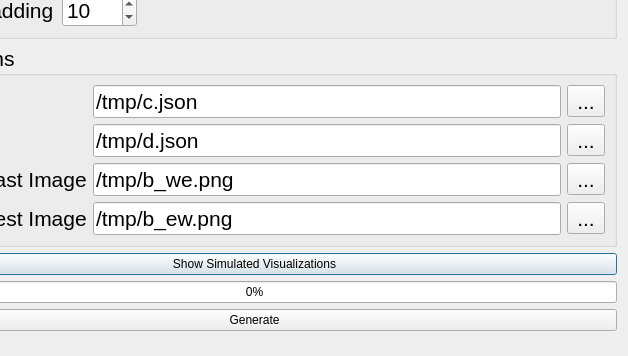
iatkin/airgap_vis, file airgap_vis/airgap_vis_dialog_base.ui: the form before one commit; both pictures show x 119 to 747 and y 410 to 766 of the 747 by 766 pixel window.
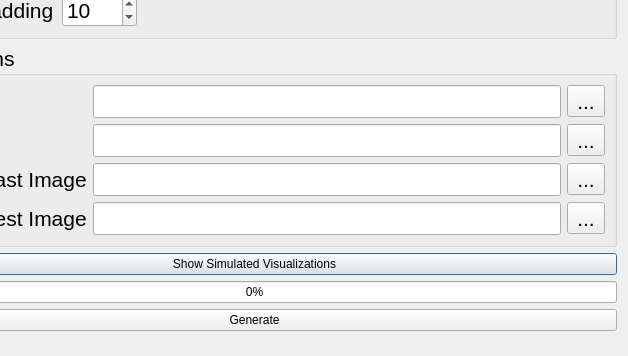
The form after the commit.

Commit message: Removed demo paths from main plugin window

Diff of the .ui file:
```diff
--- a/airgap_vis/airgap_vis_dialog_base.ui
+++ b/airgap_vis/airgap_vis_dialog_base.ui
@@ -306,7 +306,7 @@
           <item>
            <widget class="QLineEdit" name="contourLineEdit">
             <property name="text">
-             <string>/tmp/c.json</string>
+             <string/>
             </property>
            </widget>
           </item>
@@ -334,7 +334,7 @@
              <bool>true</bool>
             </property>
             <property name="text">
-             <string>/tmp/d.json</string>
+             <string/>
             </property>
             <property name="frame">
              <bool>true</bool>
@@ -365,7 +365,7 @@
           <item>
            <widget class="QLineEdit" name="westEastBackgroundLineEdit">
             <property name="text">
-             <string>/tmp/b_we.png</string>
+             <string/>
             </property>
            </widget>
           </item>
@@ -390,7 +390,7 @@
           <item>
            <widget class="QLineEdit" name="eastWestBackgroundLineEdit">
             <property name="text">
-             <string>/tmp/b_ew.png</string>
+             <string/>
             </property>
            </widget>
           </item>
```
